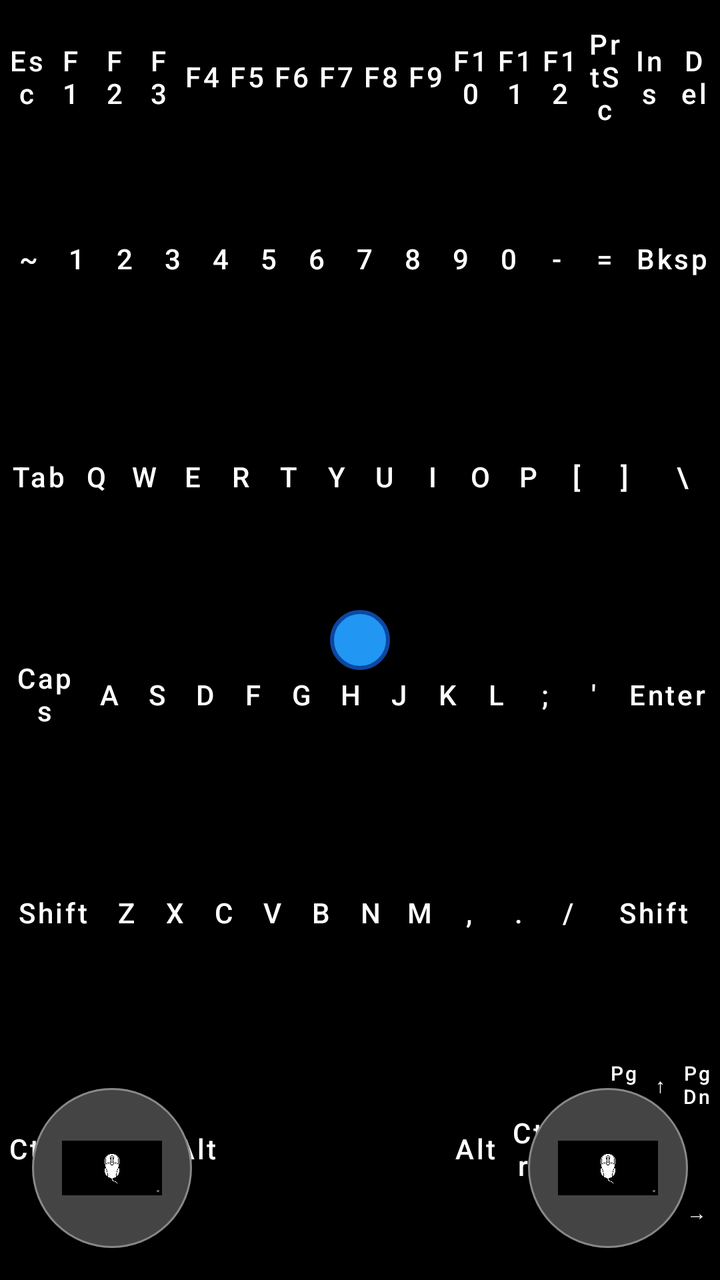
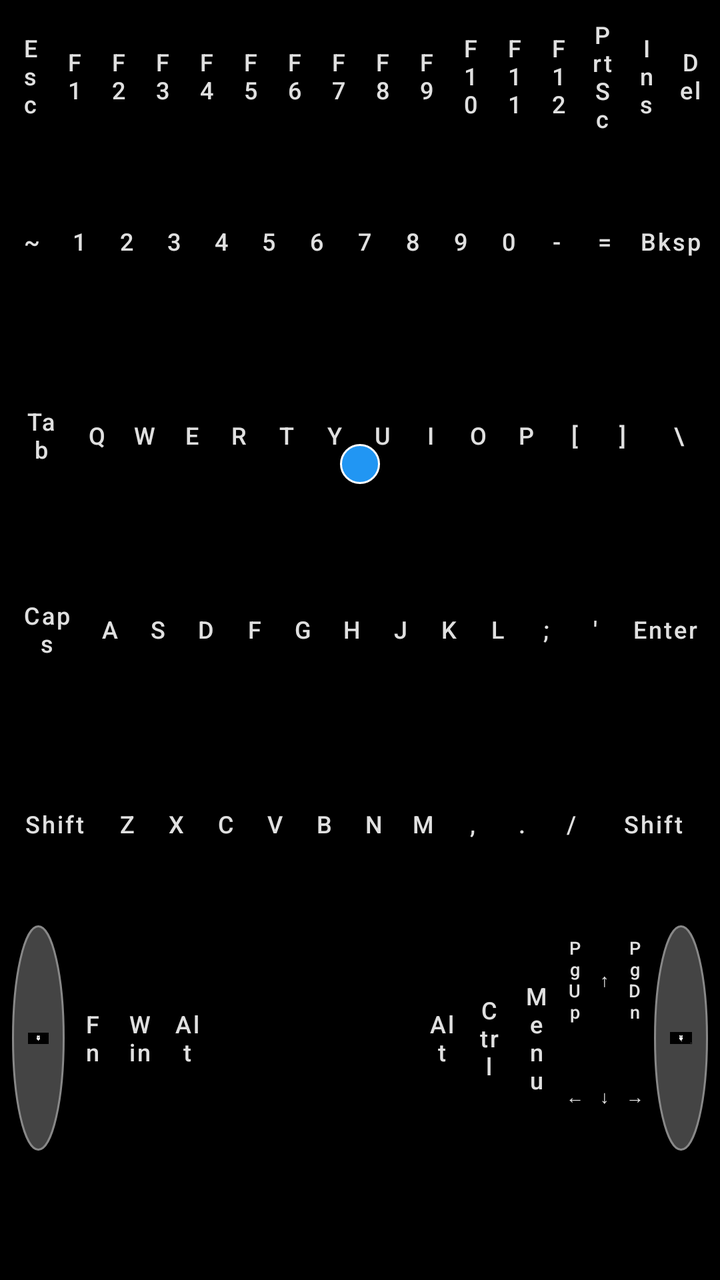

Two renders of the same Android screen: before a commit and after it. Below are the layout's source before the change and the commit's diff.
<!-- AndroidManifest.xml: application theme Theme.KeyLink -->
<!-- res/layout/activity_keyboard.xml -->
<?xml version="1.0" encoding="utf-8"?>
<RelativeLayout xmlns:android="http://schemas.android.com/apk/res/android"
    android:layout_width="match_parent"
    android:layout_height="match_parent"
    android:background="#000000">

    
    <View
        android:id="@+id/trackpadView"
        android:layout_width="match_parent"
        android:layout_height="match_parent" />

    
    <LinearLayout
        android:id="@+id/keyboardContainer"
        android:layout_width="match_parent"
        android:layout_height="match_parent"
        android:orientation="vertical"
        android:padding="2dp">

        
        <LinearLayout
            android:layout_width="match_parent"
            android:layout_height="0dp"
            android:layout_weight="0.8"
            android:orientation="horizontal">
            <Button android:id="@+id/key_esc" android:text="Esc" style="@style/KeyStyle" android:layout_weight="1"/>
            <Button android:id="@+id/key_f1" android:text="F1" style="@style/KeyStyle" android:layout_weight="1"/>
            <Button android:id="@+id/key_f2" android:text="F2" style="@style/KeyStyle" android:layout_weight="1"/>
            <Button android:id="@+id/key_f3" android:text="F3" style="@style/KeyStyle" android:layout_weight="1"/>
            <Button android:id="@+id/key_f4" android:text="F4" style="@style/KeyStyle" android:layout_weight="1"/>
            <Button android:id="@+id/key_f5" android:text="F5" style="@style/KeyStyle" android:layout_weight="1"/>
            <Button android:id="@+id/key_f6" android:text="F6" style="@style/KeyStyle" android:layout_weight="1"/>
            <Button android:id="@+id/key_f7" android:text="F7" style="@style/KeyStyle" android:layout_weight="1"/>
            <Button android:id="@+id/key_f8" android:text="F8" style="@style/KeyStyle" android:layout_weight="1"/>
            <Button android:id="@+id/key_f9" android:text="F9" style="@style/KeyStyle" android:layout_weight="1"/>
            <Button android:id="@+id/key_f10" android:text="F10" style="@style/KeyStyle" android:layout_weight="1"/>
            <Button android:id="@+id/key_f11" android:text="F11" style="@style/KeyStyle" android:layout_weight="1"/>
            <Button android:id="@+id/key_f12" android:text="F12" style="@style/KeyStyle" android:layout_weight="1"/>
            <Button android:id="@+id/key_prtscr" android:text="PrtSc" style="@style/KeyStyle" android:layout_weight="1"/>
            <Button android:id="@+id/key_insert" android:text="Ins" style="@style/KeyStyle" android:layout_weight="1"/>
            <Button android:id="@+id/key_delete" android:text="Del" style="@style/KeyStyle" android:layout_weight="1"/>
        </LinearLayout>

        
        <LinearLayout
            android:layout_width="match_parent"
            android:layout_height="0dp"
            android:layout_weight="1.2"
            android:orientation="horizontal">
            <Button android:id="@+id/key_tilde" android:text="~" style="@style/KeyStyle" android:layout_weight="1"/>
            <Button android:id="@+id/key_1" android:text="1" style="@style/KeyStyle" android:layout_weight="1"/>
            <Button android:id="@+id/key_2" android:text="2" style="@style/KeyStyle" android:layout_weight="1"/>
            <Button android:id="@+id/key_3" android:text="3" style="@style/KeyStyle" android:layout_weight="1"/>
            <Button android:id="@+id/key_4" android:text="4" style="@style/KeyStyle" android:layout_weight="1"/>
            <Button android:id="@+id/key_5" android:text="5" style="@style/KeyStyle" android:layout_weight="1"/>
            <Button android:id="@+id/key_6" android:text="6" style="@style/KeyStyle" android:layout_weight="1"/>
            <Button android:id="@+id/key_7" android:text="7" style="@style/KeyStyle" android:layout_weight="1"/>
            <Button android:id="@+id/key_8" android:text="8" style="@style/KeyStyle" android:layout_weight="1"/>
            <Button android:id="@+id/key_9" android:text="9" style="@style/KeyStyle" android:layout_weight="1"/>
            <Button android:id="@+id/key_0" android:text="0" style="@style/KeyStyle" android:layout_weight="1"/>
            <Button android:id="@+id/key_minus" android:text="-" style="@style/KeyStyle" android:layout_weight="1"/>
            <Button android:id="@+id/key_equals" android:text="=" style="@style/KeyStyle" android:layout_weight="1"/>
            <Button android:id="@+id/key_backspace" android:text="Bksp" style="@style/KeyStyle" android:layout_weight="2"/>
        </LinearLayout>

        
        <LinearLayout
            android:layout_width="match_parent"
            android:layout_height="0dp"
            android:layout_weight="1.2"
            android:orientation="horizontal">
            <Button android:id="@+id/key_tab" android:text="Tab" style="@style/KeyStyle" android:layout_weight="1.5"/>
            <Button android:id="@+id/key_q" android:text="Q" style="@style/KeyStyle" android:layout_weight="1"/>
            <Button android:id="@+id/key_w" android:text="W" style="@style/KeyStyle" android:layout_weight="1"/>
            <Button android:id="@+id/key_e" android:text="E" style="@style/KeyStyle" android:layout_weight="1"/>
            <Button android:id="@+id/key_r" android:text="R" style="@style/KeyStyle" android:layout_weight="1"/>
            <Button android:id="@+id/key_t" android:text="T" style="@style/KeyStyle" android:layout_weight="1"/>
            <Button android:id="@+id/key_y" android:text="Y" style="@style/KeyStyle" android:layout_weight="1"/>
            <Button android:id="@+id/key_u" android:text="U" style="@style/KeyStyle" android:layout_weight="1"/>
            <Button android:id="@+id/key_i" android:text="I" style="@style/KeyStyle" android:layout_weight="1"/>
            <Button android:id="@+id/key_o" android:text="O" style="@style/KeyStyle" android:layout_weight="1"/>
            <Button android:id="@+id/key_p" android:text="P" style="@style/KeyStyle" android:layout_weight="1"/>
            <Button android:id="@+id/key_bracket_left" android:text="[" style="@style/KeyStyle" android:layout_weight="1"/>
            <Button android:id="@+id/key_bracket_right" android:text="]" style="@style/KeyStyle" android:layout_weight="1"/>
            <Button android:id="@+id/key_backslash" android:text="\\" style="@style/KeyStyle" android:layout_weight="1.5"/>
        </LinearLayout>

        
        <LinearLayout
            android:layout_width="match_parent"
            android:layout_height="0dp"
            android:layout_weight="1.2"
            android:orientation="horizontal">
            <Button android:id="@+id/key_caps" android:text="Caps" style="@style/KeyStyle" android:layout_weight="1.8"/>
            <Button android:id="@+id/key_a" android:text="A" style="@style/KeyStyle" android:layout_weight="1"/>
            <Button android:id="@+id/key_s" android:text="S" style="@style/KeyStyle" android:layout_weight="1"/>
            <Button android:id="@+id/key_d" android:text="D" style="@style/KeyStyle" android:layout_weight="1"/>
            <Button android:id="@+id/key_f" android:text="F" style="@style/KeyStyle" android:layout_weight="1"/>
            <Button android:id="@+id/key_g" android:text="G" style="@style/KeyStyle" android:layout_weight="1"/>
            <Button android:id="@+id/key_h" android:text="H" style="@style/KeyStyle" android:layout_weight="1"/>
            <Button android:id="@+id/key_j" android:text="J" style="@style/KeyStyle" android:layout_weight="1"/>
            <Button android:id="@+id/key_k" android:text="K" style="@style/KeyStyle" android:layout_weight="1"/>
            <Button android:id="@+id/key_l" android:text="L" style="@style/KeyStyle" android:layout_weight="1"/>
            <Button android:id="@+id/key_semicolon" android:text=";" style="@style/KeyStyle" android:layout_weight="1"/>
            <Button android:id="@+id/key_quote" android:text="'" style="@style/KeyStyle" android:layout_weight="1"/>
            <Button android:id="@+id/key_enter" android:text="Enter" style="@style/KeyStyle" android:layout_weight="2.2"/>
        </LinearLayout>

        
        <LinearLayout
            android:layout_width="match_parent"
            android:layout_height="0dp"
            android:layout_weight="1.2"
            android:orientation="horizontal">
            <Button android:id="@+id/key_shift_left" android:text="Shift" style="@style/KeyStyle" android:layout_weight="2.2"/>
            <Button android:id="@+id/key_z" android:text="Z" style="@style/KeyStyle" android:layout_weight="1"/>
            <Button android:id="@+id/key_x" android:text="X" style="@style/KeyStyle" android:layout_weight="1"/>
            <Button android:id="@+id/key_c" android:text="C" style="@style/KeyStyle" android:layout_weight="1"/>
            <Button android:id="@+id/key_v" android:text="V" style="@style/KeyStyle" android:layout_weight="1"/>
            <Button android:id="@+id/key_b" android:text="B" style="@style/KeyStyle" android:layout_weight="1"/>
            <Button android:id="@+id/key_n" android:text="N" style="@style/KeyStyle" android:layout_weight="1"/>
            <Button android:id="@+id/key_m" android:text="M" style="@style/KeyStyle" android:layout_weight="1"/>
            <Button android:id="@+id/key_comma" android:text="," style="@style/KeyStyle" android:layout_weight="1"/>
            <Button android:id="@+id/key_period" android:text="." style="@style/KeyStyle" android:layout_weight="1"/>
            <Button android:id="@+id/key_slash" android:text="/" style="@style/KeyStyle" android:layout_weight="1"/>
            <Button android:id="@+id/key_shift_right" android:text="Shift" style="@style/KeyStyle" android:layout_weight="2.8"/>
        </LinearLayout>

        
        <LinearLayout
            android:layout_width="match_parent"
            android:layout_height="0dp"
            android:layout_weight="1.4"
            android:orientation="horizontal">
            <Button android:id="@+id/key_ctrl_left" android:text="Ctrl" style="@style/KeyStyle" android:layout_weight="1.5"/>
            <Button android:id="@+id/key_fn" android:text="Fn" style="@style/KeyStyle" android:layout_weight="1.2"/>
            <Button android:id="@+id/key_win" android:text="Win" style="@style/KeyStyle" android:layout_weight="1.2"/>
            <Button android:id="@+id/key_alt_left" android:text="Alt" style="@style/KeyStyle" android:layout_weight="1.2"/>
            <Button android:id="@+id/key_space" android:text=" " style="@style/KeyStyle" android:layout_weight="6.0"/>
            <Button android:id="@+id/key_alt_right" android:text="Alt" style="@style/KeyStyle" android:layout_weight="1.2"/>
            <Button android:id="@+id/key_ctrl_right" android:text="Ctrl" style="@style/KeyStyle" android:layout_weight="1.2"/>
            <Button android:id="@+id/key_menu" android:text="Menu" style="@style/KeyStyle" android:layout_weight="1.2"/>

            <GridLayout
                android:layout_width="0dp"
                android:layout_height="match_parent"
                android:layout_weight="3.0"
                android:columnCount="3"
                android:rowCount="2">
                <Button android:id="@+id/key_pgup" android:text="PgUp" style="@style/NavKeyStyle" android:layout_columnWeight="1" android:layout_rowWeight="1"/>
                <Button android:id="@+id/key_up" android:text="↑" style="@style/NavKeyStyle" android:layout_columnWeight="1" android:layout_rowWeight="1"/>
                <Button android:id="@+id/key_pgdn" android:text="PgDn" style="@style/NavKeyStyle" android:layout_columnWeight="1" android:layout_rowWeight="1"/>
                <Button android:id="@+id/key_left" android:text="←" style="@style/NavKeyStyle" android:layout_columnWeight="1" android:layout_rowWeight="1"/>
                <Button android:id="@+id/key_down" android:text="↓" style="@style/NavKeyStyle" android:layout_columnWeight="1" android:layout_rowWeight="1"/>
                <Button android:id="@+id/key_right" android:text="→" style="@style/NavKeyStyle" android:layout_columnWeight="1" android:layout_rowWeight="1"/>
            </GridLayout>
        </LinearLayout>
    </LinearLayout>

    
    
    <View
        android:id="@+id/trackpoint"
        android:layout_width="30dp"
        android:layout_height="30dp"
        android:background="@drawable/trackpoint_bg"
        android:layout_centerInParent="true"
        android:layout_marginTop="-20dp" />

    
    <ImageButton
        android:id="@+id/btnLeftTrackpad"
        android:layout_width="80dp"
        android:layout_height="80dp"
        android:layout_alignParentBottom="true"
        android:layout_alignParentLeft="true"
        android:layout_margin="16dp"
        android:background="@drawable/circle_button_bg"
        android:src="@drawable/mouse_icon"
        android:scaleType="centerInside"
        android:padding="15dp"
        android:elevation="10dp"/>

    <ImageButton
        android:id="@+id/btnRightTrackpad"
        android:layout_width="80dp"
        android:layout_height="80dp"
        android:layout_alignParentBottom="true"
        android:layout_alignParentRight="true"
        android:layout_margin="16dp"
        android:background="@drawable/circle_button_bg"
        android:src="@drawable/mouse_icon"
        android:scaleType="centerInside"
        android:padding="15dp"
        android:elevation="10dp"/>

</RelativeLayout>
<!-- resources referenced by this layout -->
<resources>
  <!-- drawable circle_button_bg (drawable) -->
  <shape xmlns:android="http://schemas.android.com/apk/res/android" android:shape="oval">
      <solid android:color="#444444"/>
      <stroke android:width="1dp" android:color="#888888"/>
  </shape>
  <!-- drawable mouse_icon: png bitmap (drawable, 787695 bytes) -->
  <!-- drawable trackpoint_bg (drawable) -->
  <shape xmlns:android="http://schemas.android.com/apk/res/android" android:shape="oval">
      <solid android:color="#2196F3"/>
      <stroke android:width="2dp" android:color="#0D47A1"/>
  </shape>
  <style name="KeyStyle" parent="Widget.MaterialComponents.Button">
          <item name="android:layout_width">0dp</item>
          <item name="android:layout_height">match_parent</item>
          <item name="android:layout_margin">2dp</item>
          <item name="android:padding">0dp</item>
          <item name="android:textSize">14sp</item>
          <item name="android:textColor">#FFFFFF</item>
          <item name="backgroundTint">#222222</item>
          <item name="android:textAllCaps">false</item>
          <item name="android:insetTop">0dp</item>
          <item name="android:insetBottom">0dp</item>
          <item name="android:minHeight">0dp</item>
          <item name="android:minWidth">0dp</item>
          <item name="cornerRadius">4dp</item>
      </style>
  <style name="NavKeyStyle" parent="KeyStyle">
          <item name="android:layout_width">0dp</item>
          <item name="android:layout_height">0dp</item>
          <item name="android:layout_gravity">fill</item>
          <item name="android:textSize">10sp</item>
      </style>
  <style name="Theme.KeyLink" parent="Theme.MaterialComponents.DayNight.NoActionBar">
          
          <item name="colorPrimary">@color/purple_500</item>
          <item name="colorPrimaryVariant">@color/purple_700</item>
          <item name="colorOnPrimary">@color/white</item>
          
          <item name="colorSecondary">@color/teal_200</item>
          <item name="colorSecondaryVariant">@color/teal_700</item>
          <item name="colorOnSecondary">@color/black</item>
          
          <item name="android:statusBarColor">#000000</item>
          
          <item name="android:windowFullscreen">true</item>
          <item name="android:windowContentOverlay">@null</item>
      </style>
  <color name="purple_500">#FF6200EE</color>
  <color name="purple_700">#FF3700B3</color>
  <color name="white">#FFFFFFFF</color>
  <color name="teal_200">#FF03DAC5</color>
  <color name="teal_700">#FF018786</color>
  <color name="black">#FF000000</color>
</resources>

<!-- the commit's change to res/layout/activity_keyboard.xml (unified diff, before → after) -->
@@ -1,5 +1,6 @@
 <?xml version="1.0" encoding="utf-8"?>
 <RelativeLayout xmlns:android="http://schemas.android.com/apk/res/android"
+    xmlns:app="http://schemas.android.com/apk/res-auto"
     android:layout_width="match_parent"
     android:layout_height="match_parent"
     android:background="#000000">
@@ -16,13 +17,15 @@
         android:layout_width="match_parent"
         android:layout_height="match_parent"
         android:orientation="vertical"
-        android:padding="2dp">
-
-        
-        <LinearLayout
-            android:layout_width="match_parent"
-            android:layout_height="0dp"
-            android:layout_weight="0.8"
+        android:paddingHorizontal="4dp"
+        android:paddingVertical="4dp"
+        android:weightSum="6.5">
+
+        
+        <LinearLayout
+            android:layout_width="match_parent"
+            android:layout_height="0dp"
+            android:layout_weight="0.7"
             android:orientation="horizontal">
             <Button android:id="@+id/key_esc" android:text="Esc" style="@style/KeyStyle" android:layout_weight="1"/>
             <Button android:id="@+id/key_f1" android:text="F1" style="@style/KeyStyle" android:layout_weight="1"/>
@@ -46,7 +49,7 @@
         <LinearLayout
             android:layout_width="match_parent"
             android:layout_height="0dp"
-            android:layout_weight="1.2"
+            android:layout_weight="1"
             android:orientation="horizontal">
             <Button android:id="@+id/key_tilde" android:text="~" style="@style/KeyStyle" android:layout_weight="1"/>
             <Button android:id="@+id/key_1" android:text="1" style="@style/KeyStyle" android:layout_weight="1"/>
@@ -68,7 +71,7 @@
         <LinearLayout
             android:layout_width="match_parent"
             android:layout_height="0dp"
-            android:layout_weight="1.2"
+            android:layout_weight="1"
             android:orientation="horizontal">
             <Button android:id="@+id/key_tab" android:text="Tab" style="@style/KeyStyle" android:layout_weight="1.5"/>
             <Button android:id="@+id/key_q" android:text="Q" style="@style/KeyStyle" android:layout_weight="1"/>
@@ -90,7 +93,7 @@
         <LinearLayout
             android:layout_width="match_parent"
             android:layout_height="0dp"
-            android:layout_weight="1.2"
+            android:layout_weight="1"
             android:orientation="horizontal">
             <Button android:id="@+id/key_caps" android:text="Caps" style="@style/KeyStyle" android:layout_weight="1.8"/>
             <Button android:id="@+id/key_a" android:text="A" style="@style/KeyStyle" android:layout_weight="1"/>
@@ -111,7 +114,7 @@
         <LinearLayout
             android:layout_width="match_parent"
             android:layout_height="0dp"
-            android:layout_weight="1.2"
+            android:layout_weight="1"
             android:orientation="horizontal">
             <Button android:id="@+id/key_shift_left" android:text="Shift" style="@style/KeyStyle" android:layout_weight="2.2"/>
             <Button android:id="@+id/key_z" android:text="Z" style="@style/KeyStyle" android:layout_weight="1"/>
@@ -131,21 +134,35 @@
         <LinearLayout
             android:layout_width="match_parent"
             android:layout_height="0dp"
-            android:layout_weight="1.4"
-            android:orientation="horizontal">
-            <Button android:id="@+id/key_ctrl_left" android:text="Ctrl" style="@style/KeyStyle" android:layout_weight="1.5"/>
-            <Button android:id="@+id/key_fn" android:text="Fn" style="@style/KeyStyle" android:layout_weight="1.2"/>
-            <Button android:id="@+id/key_win" android:text="Win" style="@style/KeyStyle" android:layout_weight="1.2"/>
-            <Button android:id="@+id/key_alt_left" android:text="Alt" style="@style/KeyStyle" android:layout_weight="1.2"/>
-            <Button android:id="@+id/key_space" android:text=" " style="@style/KeyStyle" android:layout_weight="6.0"/>
-            <Button android:id="@+id/key_alt_right" android:text="Alt" style="@style/KeyStyle" android:layout_weight="1.2"/>
-            <Button android:id="@+id/key_ctrl_right" android:text="Ctrl" style="@style/KeyStyle" android:layout_weight="1.2"/>
-            <Button android:id="@+id/key_menu" android:text="Menu" style="@style/KeyStyle" android:layout_weight="1.2"/>
+            android:layout_weight="1.2"
+            android:orientation="horizontal">
+
+            <ImageButton
+                android:id="@+id/btnLeftTrackpad"
+                android:layout_width="0dp"
+                android:layout_height="match_parent"
+                android:layout_weight="1.5"
+                android:background="@drawable/circle_button_bg"
+                android:src="@drawable/mouse_icon"
+                android:scaleType="centerInside"
+                android:padding="8dp"
+                android:layout_margin="2dp"
+                android:contentDescription="Open Trackpad Profile"/>
+
+            <Button android:id="@+id/key_fn" android:text="Fn" style="@style/KeyStyle" android:layout_weight="1"/>
+            <Button android:id="@+id/key_win" android:text="Win" style="@style/KeyStyle" android:layout_weight="1"/>
+            <Button android:id="@+id/key_alt_left" android:text="Alt" style="@style/KeyStyle" android:layout_weight="1"/>
+
+            <Button android:id="@+id/key_space" android:text=" " style="@style/KeyStyle" android:layout_weight="5.5"/>
+
+            <Button android:id="@+id/key_alt_right" android:text="Alt" style="@style/KeyStyle" android:layout_weight="1"/>
+            <Button android:id="@+id/key_ctrl_right" android:text="Ctrl" style="@style/KeyStyle" android:layout_weight="1"/>
+            <Button android:id="@+id/key_menu" android:text="Menu" style="@style/KeyStyle" android:layout_weight="1"/>
 
             <GridLayout
                 android:layout_width="0dp"
                 android:layout_height="match_parent"
-                android:layout_weight="3.0"
+                android:layout_weight="2.5"
                 android:columnCount="3"
                 android:rowCount="2">
                 <Button android:id="@+id/key_pgup" android:text="PgUp" style="@style/NavKeyStyle" android:layout_columnWeight="1" android:layout_rowWeight="1"/>
@@ -155,44 +172,29 @@
                 <Button android:id="@+id/key_down" android:text="↓" style="@style/NavKeyStyle" android:layout_columnWeight="1" android:layout_rowWeight="1"/>
                 <Button android:id="@+id/key_right" android:text="→" style="@style/NavKeyStyle" android:layout_columnWeight="1" android:layout_rowWeight="1"/>
             </GridLayout>
+
+            <ImageButton
+                android:id="@+id/btnRightTrackpad"
+                android:layout_width="0dp"
+                android:layout_height="match_parent"
+                android:layout_weight="1.5"
+                android:background="@drawable/circle_button_bg"
+                android:src="@drawable/mouse_icon"
+                android:scaleType="centerInside"
+                android:padding="8dp"
+                android:layout_margin="2dp"
+                android:contentDescription="Open Trackpad Profile"/>
         </LinearLayout>
     </LinearLayout>
 
-    
     
     <View
         android:id="@+id/trackpoint"
-        android:layout_width="30dp"
-        android:layout_height="30dp"
+        android:layout_width="24dp"
+        android:layout_height="24dp"
         android:background="@drawable/trackpoint_bg"
-        android:layout_centerInParent="true"
-        android:layout_marginTop="-20dp" />
-
-    
-    <ImageButton
-        android:id="@+id/btnLeftTrackpad"
-        android:layout_width="80dp"
-        android:layout_height="80dp"
-        android:layout_alignParentBottom="true"
-        android:layout_alignParentLeft="true"
-        android:layout_margin="16dp"
-        android:background="@drawable/circle_button_bg"
-        android:src="@drawable/mouse_icon"
-        android:scaleType="centerInside"
-        android:padding="15dp"
-        android:elevation="10dp"/>
-
-    <ImageButton
-        android:id="@+id/btnRightTrackpad"
-        android:layout_width="80dp"
-        android:layout_height="80dp"
-        android:layout_alignParentBottom="true"
-        android:layout_alignParentRight="true"
-        android:layout_margin="16dp"
-        android:background="@drawable/circle_button_bg"
-        android:src="@drawable/mouse_icon"
-        android:scaleType="centerInside"
-        android:padding="15dp"
-        android:elevation="10dp"/>
+        android:layout_centerHorizontal="true"
+        android:layout_marginTop="220dp"
+        android:elevation="5dp" />
 
 </RelativeLayout>
<!-- resource entries referenced after the edit -->
@@ -7,30 +7,42 @@
   </shape>
   <!-- drawable mouse_icon: png bitmap (drawable, 787695 bytes) -->
   <!-- drawable trackpoint_bg (drawable) -->
-  <shape xmlns:android="http://schemas.android.com/apk/res/android" android:shape="oval">
-      <solid android:color="#2196F3"/>
-      <stroke android:width="2dp" android:color="#0D47A1"/>
-  </shape>
+  <layer-list xmlns:android="http://schemas.android.com/apk/res/android">
+      <item>
+          <shape android:shape="oval">
+              <solid android:color="#000000"/>
+          </shape>
+      </item>
+      <item android:top="2dp" android:bottom="2dp" android:left="2dp" android:right="2dp">
+          <shape android:shape="oval">
+              <solid android:color="#2196F3"/>
+              <stroke android:width="1dp" android:color="#FFFFFF"/>
+          </shape>
+      </item>
+  </layer-list>
   <style name="KeyStyle" parent="Widget.MaterialComponents.Button">
           <item name="android:layout_width">0dp</item>
           <item name="android:layout_height">match_parent</item>
-          <item name="android:layout_margin">2dp</item>
-          <item name="android:padding">0dp</item>
-          <item name="android:textSize">14sp</item>
-          <item name="android:textColor">#FFFFFF</item>
-          <item name="backgroundTint">#222222</item>
+          <item name="android:layout_margin">3dp</item>
+          <item name="android:padding">2dp</item>
+          <item name="android:textSize">12sp</item>
+          <item name="android:textColor">#E0E0E0</item>
+          <item name="backgroundTint">#2A2A2A</item>
           <item name="android:textAllCaps">false</item>
           <item name="android:insetTop">0dp</item>
           <item name="android:insetBottom">0dp</item>
           <item name="android:minHeight">0dp</item>
           <item name="android:minWidth">0dp</item>
-          <item name="cornerRadius">4dp</item>
+          <item name="cornerRadius">8dp</item>
+          <item name="strokeColor">#3A3A3A</item>
+          <item name="strokeWidth">1dp</item>
       </style>
   <style name="NavKeyStyle" parent="KeyStyle">
           <item name="android:layout_width">0dp</item>
           <item name="android:layout_height">0dp</item>
           <item name="android:layout_gravity">fill</item>
-          <item name="android:textSize">10sp</item>
+          <item name="android:textSize">9sp</item>
+          <item name="android:layout_margin">1dp</item>
       </style>
   <style name="Theme.KeyLink" parent="Theme.MaterialComponents.DayNight.NoActionBar">
           
